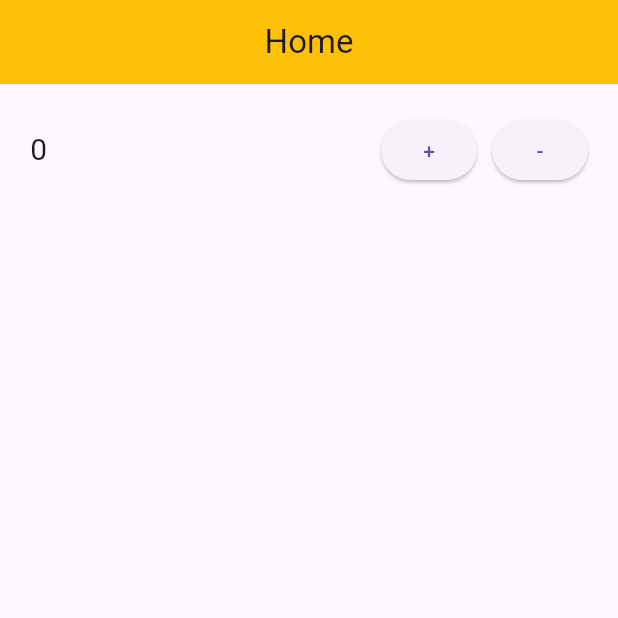
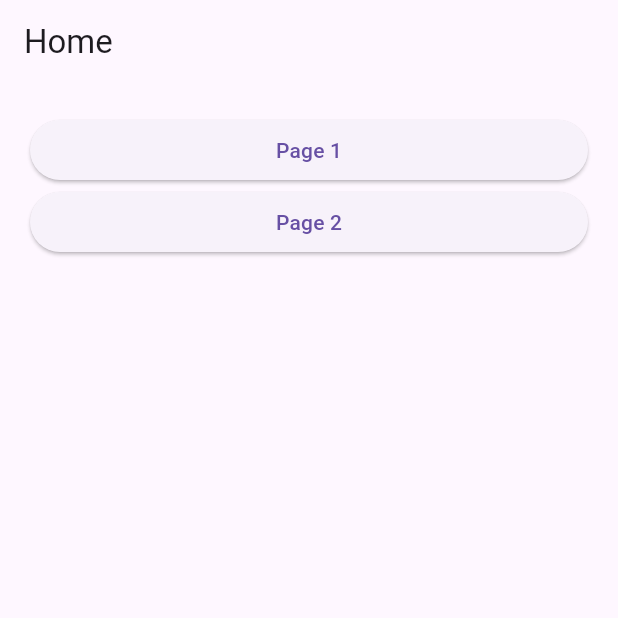
Before and after one commit to Suwandi-amin-sangaji/Flutter_State_Management_GetX, a Flutter app: the screen it shows after launch, on a phone screen of 412 x 824 dp, the top half of it. Run offline on Flutter 3.47's test engine with Material 3 defaults, Android fonts, the phone set to English and light mode, and no system bars; our stand-ins replace get.

```diff
--- a/lib/controllers/home_Controller.dart
+++ /dev/null
@@ -1,8 +0,0 @@
-import 'package:get/get.dart';
-
-class HomeController extends GetxController {
-  var data = 0.obs;
-
-  void increment() => data++;
-  void decrement() => data--;
-}
--- a/lib/main.dart
+++ b/lib/main.dart
@@ -1,6 +1,6 @@
 import 'package:flutter/material.dart';
 import 'package:get/get.dart';
-import 'package:state_management_getx/pages/home.dart';
+import './pages/home.dart';
 
 void main() {
   runApp(MyApp());
--- a/lib/pages/home.dart
+++ b/lib/pages/home.dart
@@ -1,50 +1,43 @@
 import 'package:flutter/material.dart';
+import 'package:state_management_getx/pages/page_1.dart';
 import 'package:get/get.dart';
-import '../controllers/home_Controller.dart';
+import 'package:state_management_getx/pages/page_2.dart';
 
 class HomePage extends StatelessWidget {
-  final homeC = Get.put(HomeController());
+  const HomePage({super.key});
 
   @override
   Widget build(BuildContext context) {
     return Scaffold(
       appBar: AppBar(
         title: Text('Home'),
-        backgroundColor: Colors.amber,
-        centerTitle: true,
       ),
       body: ListView(
         padding: EdgeInsets.all(20),
         children: [
-          Row(
-            mainAxisAlignment: MainAxisAlignment.spaceBetween,
-            children: [
-              Obx(
-                () => Text(
-                  '${homeC.data}',
-                  style: TextStyle(fontSize: 20),
-                ),
-              ),
-              Row(
-                children: [
           ElevatedButton(
             onPressed: () {
-                      homeC.increment();
+              Navigator.push(
+                context,
+                MaterialPageRoute(
+                  builder: (context) => PageSatu(),
+                ),
+              );
             },
-                    child: Text('+'),
-                  ),
-                  SizedBox(
-                    width: 10,
+            child: Text('Page 1'),
           ),
           ElevatedButton(
             onPressed: () {
-                      homeC.decrement();
+              // Navigator.push(
+              //   context,
+              //   MaterialPageRoute(
+              //     builder: (context) => PageSatu(),
+              //   ),
+              // );
+              Get.to(PageDua());
+              // Get.off(PageDua());
             },
-                    child: Text('-'),
-                  ),
-                ],
-              )
-            ],
+            child: Text('Page 2'),
           ),
         ],
       ),
```
Also changed, not shown: lib/pages/page_1.dart (added, +17 -0 lines), lib/pages/page_2.dart (added, +33 -0 lines), lib/pages/page_3.dart (added, +33 -0 lines). Lines whose indentation alone changed are shown as unchanged.
